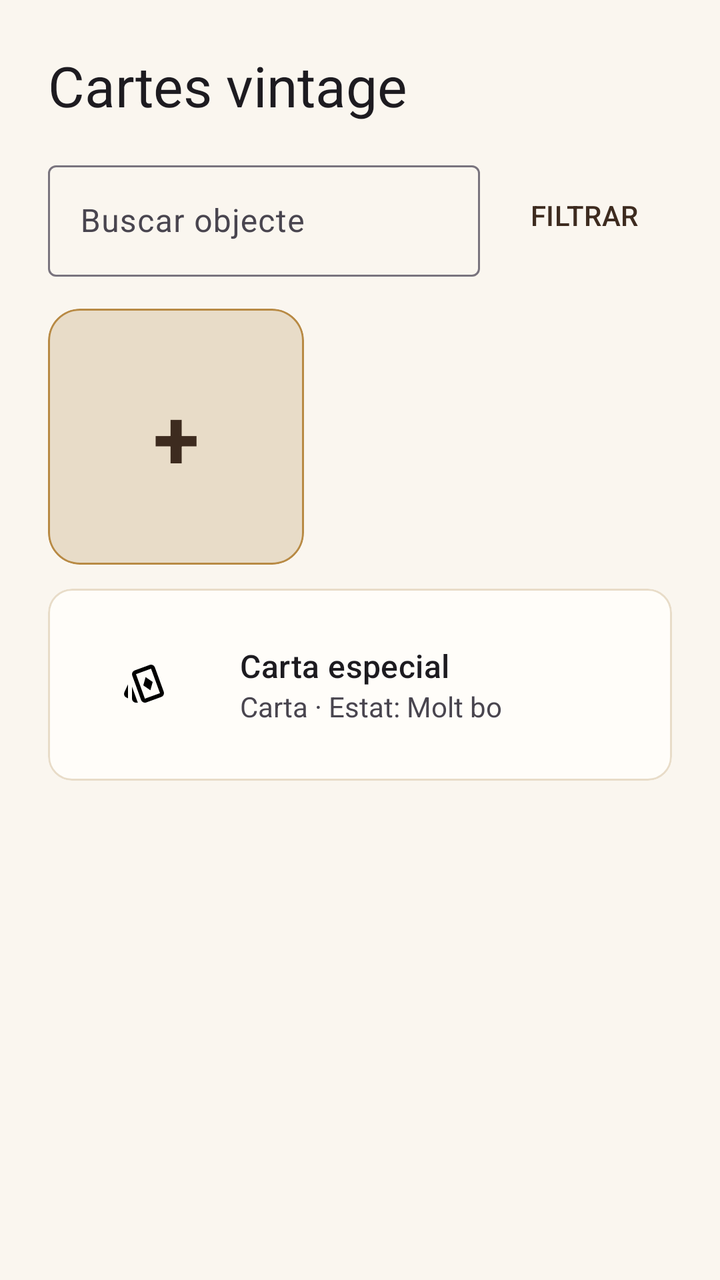
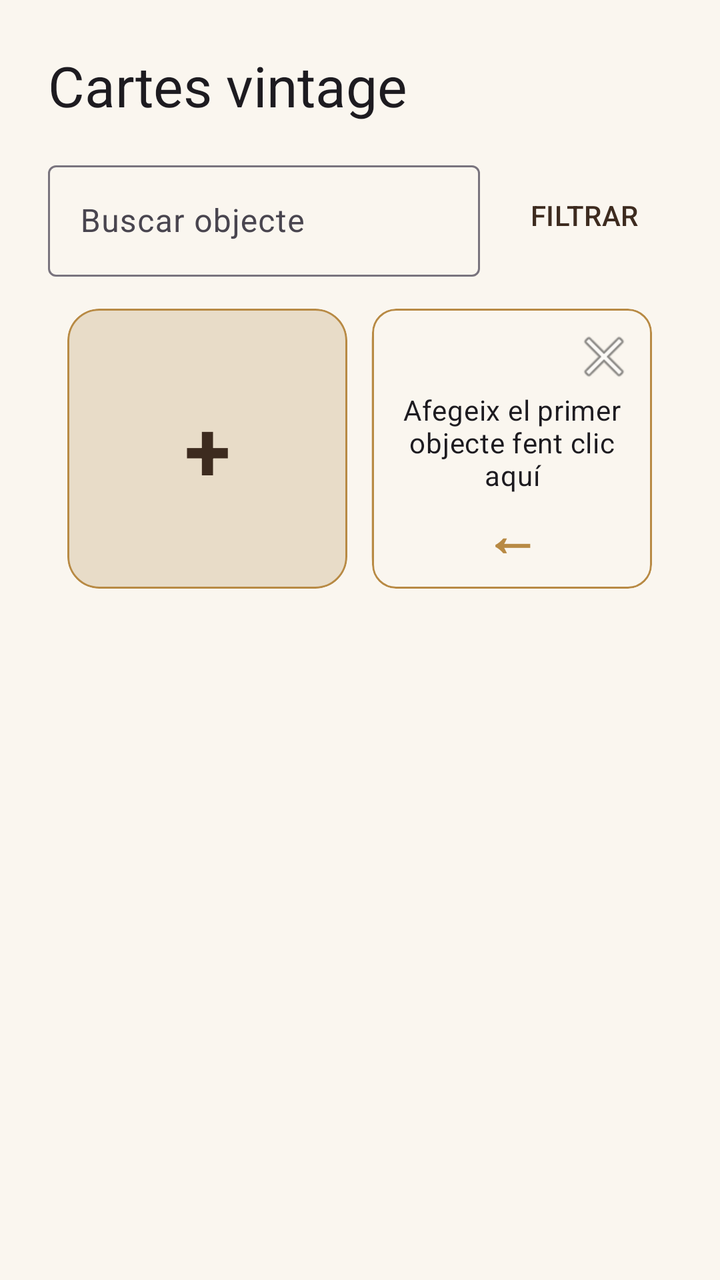

Compare the two renders of this Android layout. The source of the first and the diff that turns it into the second are given below.
<!-- AndroidManifest.xml: application theme Theme.Kollect.Splash -->
<!-- res/layout/fragment_collection_detail.xml -->
<?xml version="1.0" encoding="utf-8"?>
<LinearLayout xmlns:android="http://schemas.android.com/apk/res/android"
    xmlns:app="http://schemas.android.com/apk/res-auto"
    android:layout_width="match_parent"
    android:layout_height="match_parent"
    android:orientation="vertical"
    android:padding="24dp">
    <TextView
        android:layout_width="wrap_content"
        android:layout_height="wrap_content"
        android:text="@string/vintage_cards_collection"
        android:textAppearance="?attr/textAppearanceHeadlineMedium" />
    <LinearLayout
        android:layout_width="match_parent"
        android:layout_height="wrap_content"
        android:layout_marginTop="16dp"
        android:gravity="center_vertical"
        android:orientation="horizontal">
        <com.google.android.material.textfield.TextInputLayout
            android:layout_width="0dp"
            android:layout_height="wrap_content"
            android:layout_weight="1"
            android:hint="@string/search_object">
            <com.google.android.material.textfield.TextInputEditText
                android:layout_width="match_parent"
                android:layout_height="wrap_content"
                android:inputType="text" />
        </com.google.android.material.textfield.TextInputLayout>
        <com.google.android.material.button.MaterialButton
            android:id="@+id/filterButton"
            style="@style/Widget.Material3.Button.TextButton"
            android:layout_width="wrap_content"
            android:layout_height="wrap_content"
            android:layout_marginStart="8dp"
            android:text="@string/filter" />
    </LinearLayout>
    <com.google.android.material.card.MaterialCardView
        android:id="@+id/addObjectCard"
        android:layout_width="128dp"
        android:layout_height="128dp"
        android:layout_marginTop="16dp"
        android:clickable="true"
        android:focusable="true"
        android:foreground="?attr/selectableItemBackground"
        android:contentDescription="@string/add_objects"
        app:cardBackgroundColor="@color/beige"
        app:cardCornerRadius="16dp"
        app:strokeColor="@color/gold"
        app:strokeWidth="1dp">
        <TextView
            android:layout_width="match_parent"
            android:layout_height="match_parent"
            android:gravity="center"
            android:text="@string/plusSymbol"
            android:textColor="@color/brown_dark"
            android:textSize="42sp"
            android:textStyle="bold" />
    </com.google.android.material.card.MaterialCardView>
    <com.google.android.material.card.MaterialCardView
        android:id="@+id/sampleObjectCard"
        android:layout_width="match_parent"
        android:layout_height="96dp"
        android:layout_marginTop="12dp"
        app:cardBackgroundColor="@color/warm_white"
        app:cardCornerRadius="12dp"
        app:strokeColor="@color/beige"
        app:strokeWidth="1dp">
        <LinearLayout
            android:layout_width="match_parent"
            android:layout_height="match_parent"
            android:gravity="center_vertical"
            android:orientation="horizontal"
            android:padding="12dp">
            <ImageView
                android:layout_width="72dp"
                android:layout_height="72dp"
                android:contentDescription="@string/object_image"
                android:scaleType="centerInside"
                android:src="@drawable/playing_cards" />
            <LinearLayout
                android:layout_width="0dp"
                android:layout_height="wrap_content"
                android:layout_marginStart="12dp"
                android:layout_weight="1"
                android:orientation="vertical">
                <TextView
                    android:layout_width="match_parent"
                    android:layout_height="wrap_content"
                    android:text="@string/sample_object_name"
                    android:textAppearance="?attr/textAppearanceTitleMedium" />
                <TextView
                    android:layout_width="match_parent"
                    android:layout_height="wrap_content"
                    android:text="@string/sample_object_details" />
            </LinearLayout>
        </LinearLayout>
    </com.google.android.material.card.MaterialCardView>
</LinearLayout>
<!-- resources referenced by this layout -->
<resources>
  <color name="beige">#E8DCC8</color>
  <color name="brown_dark">#3D2B1F</color>
  <color name="gold">#B88A44</color>
  <color name="warm_white">#FFFDF9</color>
  <!-- drawable playing_cards (drawable) -->
  <vector xmlns:android="http://schemas.android.com/apk/res/android" android:height="24dp" android:tint="#000000" android:viewportHeight="960" android:viewportWidth="960" android:width="24dp">
        
      <path android:fillColor="@android:color/white" android:pathData="M608,592L654,426L512,328L466,494L608,592ZM160,753L127,737Q96,724 85,692.5Q74,661 88,630L160,474L160,753ZM320,840Q287,840 263.5,816Q240,792 240,759L240,520L347,814Q350,821 352,827.5Q354,834 359,840L320,840ZM526,835Q495,846 464,832Q433,818 422,787L245,298Q234,267 248,236.5Q262,206 293,195L594,85Q625,74 655.5,88Q686,102 697,133L875,622Q886,653 872,683.5Q858,714 827,725L526,835ZM498,760L800,650Q800,650 800,650Q800,650 800,650L621,160Q621,160 621,160Q621,160 621,160L320,270Q320,270 320,270Q320,270 320,270L498,760Q498,760 498,760Q498,760 498,760ZM560,460Q560,460 560,460Q560,460 560,460L560,460Q560,460 560,460Q560,460 560,460L560,460Q560,460 560,460Q560,460 560,460L560,460Q560,460 560,460Q560,460 560,460Z"/>
      
  </vector>
  <string name="add_objects">Afegir un objecte</string>
  <string name="filter">FILTRAR</string>
  <string name="object_image">Imatge objecte</string>
  <string name="plusSymbol">+</string>
  <string name="sample_object_details">Carta · Estat: Molt bo</string>
  <string name="sample_object_name">Carta especial</string>
  <string name="search_object">Buscar objecte</string>
  <string name="vintage_cards_collection">Cartes vintage</string>
  <style name="Theme.Kollect.Splash" parent="Theme.Kollect">
          <item name="android:windowBackground">@color/cream</item>
          <item name="postSplashScreenTheme">@style/Theme.Kollect</item>
      </style>
  <style name="Theme.Kollect" parent="Theme.Material3.DayNight.NoActionBar">
          <item name="android:windowBackground">@color/cream</item>
          
          
          
          <item name="colorPrimary">@color/brown_dark</item>
          <item name="colorOnPrimary">@color/cream</item>
  
          
          <item name="colorSecondary">@color/gold</item>
          <item name="colorOnSecondary">@color/brown_dark</item>
  
          
          <item name="android:colorBackground">@color/cream</item>
          <item name="colorOnBackground">@color/text_primary</item>
  
          
          <item name="colorSurface">@color/warm_white</item>
          <item name="colorOnSurface">@color/text_primary</item>
  
          
          <item name="colorError">@color/error</item>
          <item name="colorOnError">@color/warm_white</item>
  
          
          <item name="android:statusBarColor">@color/brown_dark</item>
          <item name="android:navigationBarColor">@color/cream</item>
  
          
          <item name="android:windowLightStatusBar">false</item>
      </style>
  <color name="cream">#FAF6EF</color>
  <color name="text_primary">#30241D</color>
  <color name="error">#A8443A</color>
</resources>

<!-- the commit's change to res/layout/fragment_collection_detail.xml (unified diff, before → after) -->
@@ -34,65 +34,104 @@
             android:layout_marginStart="8dp"
             android:text="@string/filter" />
     </LinearLayout>
-    <com.google.android.material.card.MaterialCardView
-        android:id="@+id/addObjectCard"
-        android:layout_width="128dp"
-        android:layout_height="128dp"
+    <LinearLayout
+        android:layout_width="match_parent"
+        android:layout_height="wrap_content"
         android:layout_marginTop="16dp"
-        android:clickable="true"
-        android:focusable="true"
-        android:foreground="?attr/selectableItemBackground"
-        android:contentDescription="@string/add_objects"
-        app:cardBackgroundColor="@color/beige"
-        app:cardCornerRadius="16dp"
-        app:strokeColor="@color/gold"
-        app:strokeWidth="1dp">
-        <TextView
-            android:layout_width="match_parent"
-            android:layout_height="match_parent"
-            android:gravity="center"
-            android:text="@string/plusSymbol"
-            android:textColor="@color/brown_dark"
-            android:textSize="42sp"
-            android:textStyle="bold" />
-    </com.google.android.material.card.MaterialCardView>
-    <com.google.android.material.card.MaterialCardView
-        android:id="@+id/sampleObjectCard"
-        android:layout_width="match_parent"
-        android:layout_height="96dp"
-        android:layout_marginTop="12dp"
-        app:cardBackgroundColor="@color/warm_white"
-        app:cardCornerRadius="12dp"
-        app:strokeColor="@color/beige"
-        app:strokeWidth="1dp">
-        <LinearLayout
-            android:layout_width="match_parent"
-            android:layout_height="match_parent"
-            android:gravity="center_vertical"
-            android:orientation="horizontal"
-            android:padding="12dp">
+        android:orientation="horizontal"
+        android:gravity="top|center_horizontal">
+
+        <com.google.android.material.card.MaterialCardView
+            android:id="@+id/addObjectCard"
+            android:layout_width="140dp"
+            android:layout_height="140dp"
+            android:clickable="true"
+            android:focusable="true"
+            android:foreground="?attr/selectableItemBackground"
+            android:contentDescription="@string/add_objects"
+            app:cardBackgroundColor="@color/beige"
+            app:cardCornerRadius="16dp"
+            app:strokeColor="@color/gold"
+            app:strokeWidth="1dp">
+            <TextView
+                android:layout_width="match_parent"
+                android:layout_height="match_parent"
+                android:gravity="center"
+                android:text="@string/plusSymbol"
+                android:textColor="@color/brown_dark"
+                android:textSize="42sp"
+                android:textStyle="bold" />
+        </com.google.android.material.card.MaterialCardView>
+
+        <com.google.android.material.card.MaterialCardView
+            android:id="@+id/collectionCoverCard"
+            android:layout_width="140dp"
+            android:layout_height="140dp"
+            android:layout_marginStart="12dp"
+            app:cardBackgroundColor="@color/warm_white"
+            app:cardCornerRadius="16dp"
+            app:strokeColor="@color/beige"
+            app:strokeWidth="1dp">
             <ImageView
+                android:id="@+id/collectionCoverImage"
                 android:layout_width="72dp"
                 android:layout_height="72dp"
+                android:layout_gravity="center"
                 android:contentDescription="@string/object_image"
                 android:scaleType="centerInside"
-                android:src="@drawable/playing_cards" />
+                android:src="@drawable/user_profile" />
+        </com.google.android.material.card.MaterialCardView>
+
+        <com.google.android.material.card.MaterialCardView
+            android:id="@+id/emptyCollectionGuide"
+            android:layout_width="140dp"
+            android:layout_height="140dp"
+            android:layout_marginStart="-140dp"
+            app:cardBackgroundColor="@color/cream"
+            app:cardCornerRadius="12dp"
+            app:strokeColor="@color/gold"
+            app:strokeWidth="1dp">
+
             <LinearLayout
-                android:layout_width="0dp"
-                android:layout_height="wrap_content"
-                android:layout_marginStart="12dp"
-                android:layout_weight="1"
-                android:orientation="vertical">
+                android:layout_width="match_parent"
+                android:layout_height="match_parent"
+                android:orientation="vertical"
+                android:padding="8dp">
+
+                <ImageButton
+                    android:id="@+id/closeEmptyCollectionGuide"
+                    android:layout_width="32dp"
+                    android:layout_height="32dp"
+                    android:layout_gravity="end"
+                    android:background="?attr/selectableItemBackgroundBorderless"
+                    android:contentDescription="@string/close"
+                    android:src="@android:drawable/ic_menu_close_clear_cancel" />
+
+                <TextView
+                    android:layout_width="match_parent"
+                    android:layout_height="0dp"
+                    android:layout_weight="1"
+                    android:gravity="center"
+                    android:text="@string/add_first_object"
+                    android:textAppearance="?attr/textAppearanceBodyMedium" />
+
                 <TextView
                     android:layout_width="match_parent"
                     android:layout_height="wrap_content"
-                    android:text="@string/sample_object_name"
-                    android:textAppearance="?attr/textAppearanceTitleMedium" />
-                <TextView
-                    android:layout_width="match_parent"
-                    android:layout_height="wrap_content"
-                    android:text="@string/sample_object_details" />
+                    android:gravity="center"
+                    android:text="@string/BackArrow"
+                    android:textColor="@color/gold"
+                    android:textSize="28sp"
+                    android:textStyle="bold" />
             </LinearLayout>
-        </LinearLayout>
-    </com.google.android.material.card.MaterialCardView>
+        </com.google.android.material.card.MaterialCardView>
+    </LinearLayout>
+    <androidx.recyclerview.widget.RecyclerView
+        android:id="@+id/objectsRecyclerView"
+        android:layout_width="match_parent"
+        android:layout_height="0dp"
+        android:layout_marginTop="12dp"
+        android:layout_weight="1"
+        android:clipToPadding="false"
+        android:paddingBottom="16dp" />
 </LinearLayout>
<!-- resource entries referenced after the edit -->
@@ -4,18 +4,19 @@
   <color name="brown_dark">#3D2B1F</color>
   <color name="gold">#B88A44</color>
   <color name="warm_white">#FFFDF9</color>
-  <!-- drawable playing_cards (drawable) -->
+  <!-- drawable user_profile (drawable) -->
   <vector xmlns:android="http://schemas.android.com/apk/res/android" android:height="24dp" android:tint="#000000" android:viewportHeight="960" android:viewportWidth="960" android:width="24dp">
         
-      <path android:fillColor="@android:color/white" android:pathData="M608,592L654,426L512,328L466,494L608,592ZM160,753L127,737Q96,724 85,692.5Q74,661 88,630L160,474L160,753ZM320,840Q287,840 263.5,816Q240,792 240,759L240,520L347,814Q350,821 352,827.5Q354,834 359,840L320,840ZM526,835Q495,846 464,832Q433,818 422,787L245,298Q234,267 248,236.5Q262,206 293,195L594,85Q625,74 655.5,88Q686,102 697,133L875,622Q886,653 872,683.5Q858,714 827,725L526,835ZM498,760L800,650Q800,650 800,650Q800,650 800,650L621,160Q621,160 621,160Q621,160 621,160L320,270Q320,270 320,270Q320,270 320,270L498,760Q498,760 498,760Q498,760 498,760ZM560,460Q560,460 560,460Q560,460 560,460L560,460Q560,460 560,460Q560,460 560,460L560,460Q560,460 560,460Q560,460 560,460L560,460Q560,460 560,460Q560,460 560,460Z"/>
+      <path android:fillColor="@android:color/white" android:pathData="M480,480Q429,480 394.5,445.5Q360,411 360,360Q360,310 394.5,275Q429,240 480,240Q530,240 565,275Q600,310 600,360Q600,411 565,445.5Q530,480 480,480ZM480,400Q497,400 508.5,388.5Q520,377 520,360Q520,343 508.5,331.5Q497,320 480,320Q463,320 451.5,331.5Q440,343 440,360Q440,377 451.5,388.5Q463,400 480,400ZM240,720L240,644Q240,623 250.5,604.5Q261,586 279,575Q325,548 375.5,534Q426,520 480,520Q534,520 584.5,534Q635,548 681,575Q699,586 709.5,604.5Q720,623 720,644L720,720L240,720ZM400,610Q361,620 326,640L326,640L634,640L634,640Q599,620 560,610Q521,600 480,600Q439,600 400,610ZM480,360Q480,360 480,360Q480,360 480,360Q480,360 480,360Q480,360 480,360Q480,360 480,360Q480,360 480,360Q480,360 480,360Q480,360 480,360ZM560,640Q599,640 634,640L634,640L326,640L326,640Q361,640 400,640Q439,640 480,640Q521,640 560,640ZM160,880Q127,880 103.5,856.5Q80,833 80,800L80,640L160,640L160,800Q160,800 160,800Q160,800 160,800L320,800L320,880L160,880ZM80,320L80,160Q80,127 103.5,103.5Q127,80 160,80L320,80L320,160L160,160Q160,160 160,160Q160,160 160,160L160,320L80,320ZM640,880L640,800L800,800Q800,800 800,800Q800,800 800,800L800,640L880,640L880,800Q880,833 856.5,856.5Q833,880 800,880L640,880ZM800,320L800,160Q800,160 800,160Q800,160 800,160L640,160L640,80L800,80Q833,80 856.5,103.5Q880,127 880,160L880,320L800,320Z"/>
       
   </vector>
+  <string name="BackArrow">←</string>
+  <string name="add_first_object">Afegeix el primer objecte fent clic aquí</string>
   <string name="add_objects">Afegir un objecte</string>
+  <string name="close">Tancar</string>
   <string name="filter">FILTRAR</string>
   <string name="object_image">Imatge objecte</string>
   <string name="plusSymbol">+</string>
-  <string name="sample_object_details">Carta · Estat: Molt bo</string>
-  <string name="sample_object_name">Carta especial</string>
   <string name="search_object">Buscar objecte</string>
   <string name="vintage_cards_collection">Cartes vintage</string>
   <style name="Theme.Kollect.Splash" parent="Theme.Kollect">
